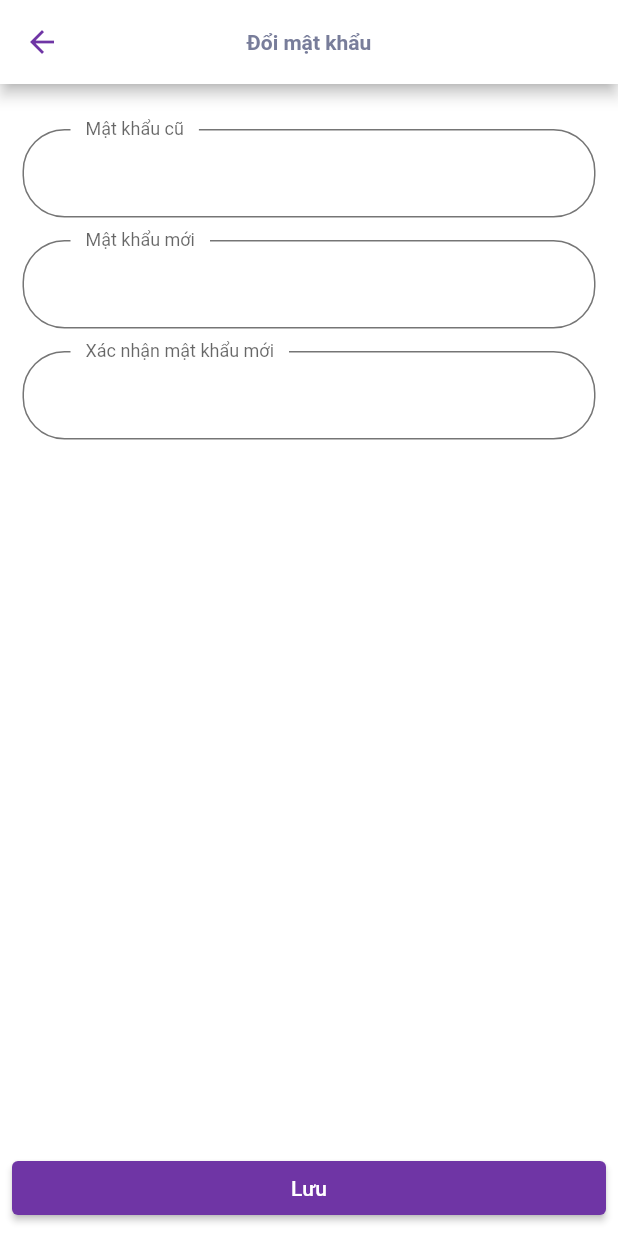
After one commit to we-trade-graduation-team/we-trade, a Flutter app: the ChangePasswordScreen screen opened directly, on a phone screen of 412 x 824 dp. The commit adds this screen. Run offline on Flutter 3.47's test engine with Material 2 defaults, Android fonts, the phone set to English and light mode, and no system bars; our stand-ins replace flutter_svg, group_button.

Commit message:
ui_changepassword_screen

```diff
--- /dev/null
+++ b/lib/screens/userinfo/changepassword_screen.dart
@@ -0,0 +1,85 @@
+import 'package:flutter/material.dart';
+import 'package:we_trade/configs/constants/color.dart';
+
+class ChangePasswordScreen extends StatefulWidget {
+  static const routeName = '/changepassword';
+
+  @override
+  _ChangePasswordScreenState createState() => _ChangePasswordScreenState();
+}
+
+class _ChangePasswordScreenState extends State<ChangePasswordScreen> {
+  final _oldPasswordController = TextEditingController();
+  final _newPasswordController = TextEditingController();
+  final _confirmPasswordController = TextEditingController();
+
+  @override
+  Widget build(BuildContext context) {
+    return Scaffold(
+      appBar: AppBar(
+        title: Text('Đổi mật khẩu'),
+      ),
+      body: GestureDetector(
+        onTap: () {
+          FocusScope.of(context).requestFocus(new FocusNode());
+        },
+        child: ListView(
+          padding: const EdgeInsets.symmetric(
+            horizontal: 15,
+            vertical: 30,
+          ),
+          children: <Widget>[
+            Column(
+              children: <Widget>[
+                TextField(
+                  decoration: const InputDecoration(
+                    labelText: 'Mật khẩu cũ',
+                  ),
+                    obscureText: true,
+
+                  controller: _oldPasswordController,
+                ),
+                const SizedBox(height: 15),
+                TextField(
+                  decoration: const InputDecoration(
+                    labelText: 'Mật khẩu mới',
+                  ),
+                    obscureText: true,
+
+                  controller: _newPasswordController,
+                ),
+                const SizedBox(height: 15),
+                TextField(
+                  decoration: const InputDecoration(
+                    labelText: 'Xác nhận mật khẩu mới',
+                  ),
+                    obscureText: true,
+
+                  controller: _confirmPasswordController,
+                ),
+                const SizedBox(height: 15),
+              ],
+            ),
+          ],
+        ),
+      ),
+      bottomNavigationBar: Padding(
+        padding: const EdgeInsets.all(8.0),
+        child: Row(
+          mainAxisAlignment: MainAxisAlignment.spaceBetween,
+          children: [
+            Expanded(
+              child: ElevatedButton(
+                onPressed: () {},
+                style: ElevatedButton.styleFrom(
+                  primary: kPrimaryColor,
+                ),
+                child: const Text('Lưu'),
+              ),
+            ),
+          ],
+        ),
+      ),
+    );
+  }
+}
```
Also changed, not shown: lib/screens/userinfo/userinfo_screen.dart (+23 -19 lines).
